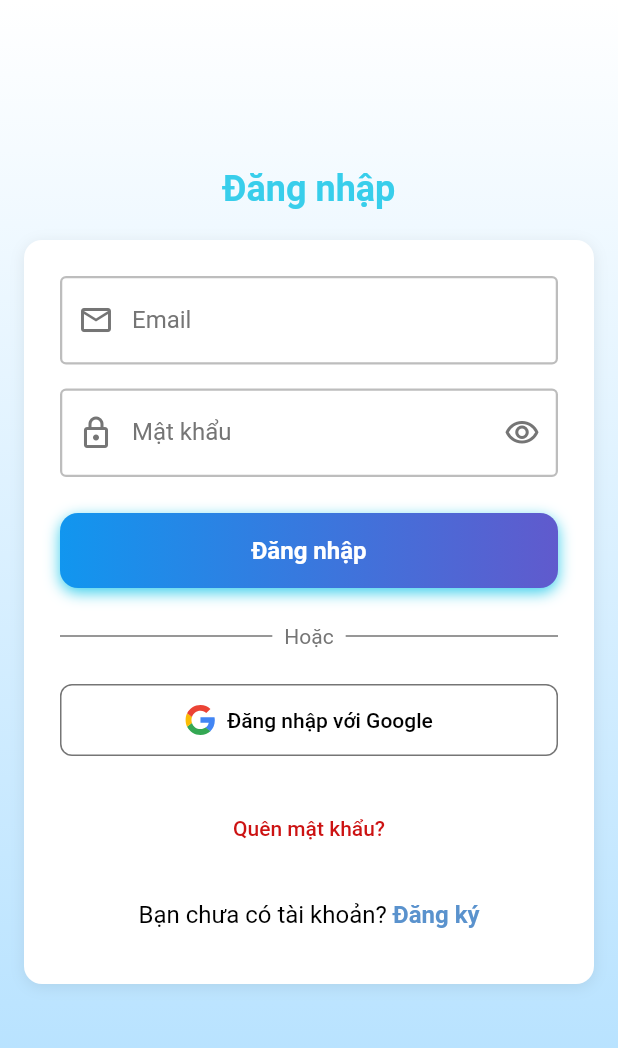
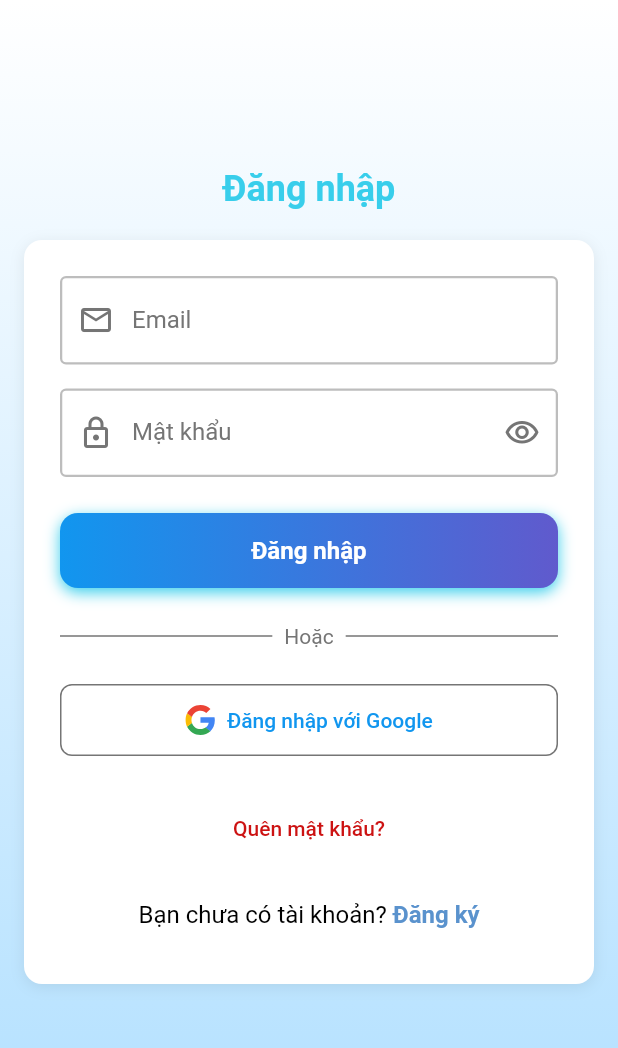
Before and after one commit to Nhom-LTTBDD/EnGoApp, a Flutter app: the screen it shows after launch, after a tap on "Get Started", on a phone screen of 412 x 824 dp, the part 84-1132 px from its top. Run offline on Flutter 3.47's test engine with Material 3 defaults, Android fonts, the phone set to English and light mode, and no system bars; our stand-ins replace audioplayers, cloud_firestore, dartz, equatable, firebase_auth, firebase_core and 7 more; missing offline and left inert: translator; accounts and stored records are empty.

Commit message:
fix các lỗi lặt vặt và lịch sử làm bài

```diff
--- a/lib/presentation/pages/auth/login_page.dart
+++ b/lib/presentation/pages/auth/login_page.dart
@@ -313,7 +313,7 @@ class _LoginPageState extends State<LoginPage> {
                       label: Text(
                         isLoading ? 'Đang xử lý...' : 'Đăng nhập với Google',
                         style: TextStyle(
-                          color: isLoading ? Colors.black87 : Colors.black,
+                          color: isLoading ? kTextPrimary : kPrimaryColor,
                         ),
                       ),
                       onPressed: isLoading ? null : _handleGoogleSignIn,
@@ -323,7 +323,7 @@ class _LoginPageState extends State<LoginPage> {
                           borderRadius: BorderRadius.circular(8),
                         ),
                         side: BorderSide(color: Colors.grey.shade600, width: 1),
-                        disabledForegroundColor: Colors.black87,
+                        disabledForegroundColor: kTextPrimary.withOpacity(0.5),
                       ),
                     ),
                   ),
--- a/lib/presentation/pages/welcome/welcome_page.dart
+++ b/lib/presentation/pages/welcome/welcome_page.dart
@@ -16,14 +16,13 @@ class WelcomePage extends StatefulWidget {
 }
 
 class _WelcomePageState extends State<WelcomePage>
-    with TickerProviderStateMixin {
-  late AnimationController _logoController;
+    with SingleTickerProviderStateMixin {
   late AnimationController _contentController;
-  late Animation<double> _logoScaleAnimation;
-  late Animation<double> _logoFadeAnimation;
-  late List<Animation<double>> _cardAnimations;
+  late List<Animation<double>> _cardSlideAnimations;
   late Animation<Offset> _buttonSlideAnimation;
   late Animation<double> _buttonFadeAnimation;
+  bool _isImageCached = false;
+  bool _hasPreCached = false;
 
   @override
   void initState() {
@@ -31,41 +30,48 @@ class _WelcomePageState extends State<WelcomePage>
     _initAnimations();
   }
 
+  @override
+  void didChangeDependencies() {
+    super.didChangeDependencies();
+    // Precache chỉ 1 lần
+    if (!_hasPreCached) {
+      _hasPreCached = true;
+      _precacheAssets();
+    }
+  }
+
+  Future<void> _precacheAssets() async {
+    // Precache background image - context đã available
+    await precacheImage(const AssetImage(kBackgroundJpg), context);
+    if (mounted) {
+      setState(() {
+        _isImageCached = true;
+      });
+      // Start animation sau khi image cached
+      if (!_contentController.isAnimating) {
+        _contentController.forward();
+      }
+    }
+  }
+
   void _initAnimations() {
-    // Logo animation - Giảm duration để mượt hơn
-    _logoController = AnimationController(
-      duration: const Duration(milliseconds: 600),
+    // Content animation - giảm duration để giảm load
+    _contentController = AnimationController(
+      duration: const Duration(milliseconds: 700),
       vsync: this,
     );
 
-    _logoScaleAnimation = Tween<double>(
-      begin: 0.5,
-      end: 1.0,
-    ).animate(CurvedAnimation(parent: _logoController, curve: Curves.easeOut));
-
-    _logoFadeAnimation = Tween<double>(begin: 0.0, end: 1.0).animate(
-      CurvedAnimation(
-        parent: _logoController,
-        curve: const Interval(0.0, 0.6, curve: Curves.easeIn),
-      ),
-    );
-
-    // Content animation - Giảm duration để mượt hơn
-    _contentController = AnimationController(
-      duration: const Duration(milliseconds: 800),
-      vsync: this,
-    );
-
-    // Staggered card animations
-    _cardAnimations = List.generate(
+    // Card slide animations - giảm số lượng animation frame
+    _cardSlideAnimations = List.generate(
       3,
       (index) => Tween<double>(begin: 0.0, end: 1.0).animate(
         CurvedAnimation(
           parent: _contentController,
           curve: Interval(
-            0.2 + (index * 0.15),
+            index * 0.2,
             0.5 + (index * 0.15),
-            curve: Curves.easeOutCubic,
+            curve: Curves
+                .easeOut, // Thay Curves.easeOutCubic bằng easeOut để mượt hơn
           ),
         ),
       ),
@@ -73,7 +79,7 @@ class _WelcomePageState extends State<WelcomePage>
 
     // Button animation
     _buttonSlideAnimation =
-        Tween<Offset>(begin: const Offset(0, 0.5), end: Offset.zero).animate(
+        Tween<Offset>(begin: const Offset(0, 0.3), end: Offset.zero).animate(
           CurvedAnimation(
             parent: _contentController,
             curve: const Interval(0.7, 1.0, curve: Curves.easeOut),
@@ -87,24 +93,11 @@ class _WelcomePageState extends State<WelcomePage>
       ),
     );
 
-    // Start animations
-    _logoController.forward().then((_) {
-      _contentController.forward();
-    });
-  }
-
-  @override
-  void didChangeDependencies() {
-    super.didChangeDependencies();
-    // Precache images ASYNC để không block UI
-    Future.microtask(() {
-      precacheImage(const AssetImage(kBackgroundJpg), context);
-    });
+    // Start animation CHỈ sau khi image cached (được trigger trong _precacheAssets)
   }
 
   @override
   void dispose() {
-    _logoController.dispose();
     _contentController.dispose();
     super.dispose();
   }
@@ -121,13 +114,15 @@ class _WelcomePageState extends State<WelcomePage>
         child: Container(
           width: double.infinity,
           height: double.infinity,
-          decoration: const BoxDecoration(
+          decoration: _isImageCached
+              ? const BoxDecoration(
                   image: DecorationImage(
                     image: AssetImage(kBackgroundJpg),
                     fit: BoxFit.cover,
-              filterQuality: FilterQuality.low,
+                    filterQuality: FilterQuality.medium,
                   ),
-          ),
+                )
+              : const BoxDecoration(color: Color(0xFFE3F2FD)),
           child: SafeArea(
             child: SingleChildScrollView(
               physics: const ClampingScrollPhysics(),
@@ -149,57 +144,49 @@ class _WelcomePageState extends State<WelcomePage>
                       mainAxisAlignment: MainAxisAlignment.center,
                       children: [
                         const SizedBox(height: 40),
-                        // Animated Logo
-                        AnimatedBuilder(
-                          animation: _logoController,
-                          builder: (context, child) {
-                            return FadeTransition(
-                              opacity: _logoFadeAnimation,
-                              child: ScaleTransition(
-                                scale: _logoScaleAnimation,
-                                child: RepaintBoundary(
+                        // Logo - hiển thị ngay không animation
+                        RepaintBoundary(
                           child: Hero(
                             tag: 'app_logo',
                             child: SvgPicture.asset(
                               kIconBirdWelcome,
-                                      width: 150,
-                                      height: 150,
+                              width: 120,
+                              height: 120,
+                              placeholderBuilder: (context) => const SizedBox(
+                                width: 120,
+                                height: 120,
+                                child: Center(
+                                  child: CircularProgressIndicator(
+                                    strokeWidth: 2,
                                   ),
                                 ),
                               ),
                             ),
-                            );
-                          },
+                          ),
                         ),
                         const SizedBox(height: 20),
-                        // Title with fade
-                        FadeTransition(
-                          opacity: _logoFadeAnimation,
-                          child: const Column(
+                        // Title - hiển thị ngay
+                        const Column(
                           children: [
                             Text('Welcome to EnGo App!', style: kH1),
                             SizedBox(height: 10),
                             Text('Unlock your English power', style: kH1),
                           ],
                         ),
-                        ),
                         const SizedBox(height: 30),
-                        // Feature Cards with staggered animation
+                        // Feature Cards with staggered progress animation
                         _buildFeatureCard(
-                          animation: _cardAnimations[0],
-
+                          animation: _cardSlideAnimations[0],
                           text: 'Chinh phục IELTS/TOEIC dễ dàng',
                         ),
                         const SizedBox(height: 12),
                         _buildFeatureCard(
-                          animation: _cardAnimations[1],
-
+                          animation: _cardSlideAnimations[1],
                           text: 'Flashcard và quiz giúp ghi nhớ nhanh',
                         ),
                         const SizedBox(height: 12),
                         _buildFeatureCard(
-                          animation: _cardAnimations[2],
-
+                          animation: _cardSlideAnimations[2],
                           text: 'Tổng hợp ngữ pháp đầy đủ và dễ hiểu',
                         ),
                         const SizedBox(height: 40),
@@ -228,22 +215,38 @@ class _WelcomePageState extends State<WelcomePage>
     required Animation<double> animation,
     required String text,
   }) {
-    return AnimatedBuilder(
+    return RepaintBoundary(
+      child: AnimatedBuilder(
         animation: animation,
         builder: (context, child) {
-        return Transform.translate(
-          offset: Offset(0, 20 * (1 - animation.value)),
-          child: Opacity(opacity: animation.value, child: child),
+          final progress = animation.value.clamp(0.0, 1.0);
+          if (progress == 0.0) {
+            return const SizedBox(width: 300, height: 44);
+          }
+          return ClipRRect(
+            borderRadius: BorderRadius.circular(10),
+            child: Align(
+              alignment: Alignment.centerLeft,
+              widthFactor: progress,
+              child: child,
+            ),
           );
         },
         child: Container(
           width: 300,
-        padding: const EdgeInsets.all(12),
+          padding: const EdgeInsets.symmetric(vertical: 10, horizontal: 12),
           decoration: BoxDecoration(
             color: Colors.white,
             borderRadius: BorderRadius.circular(10),
           ),
-        child: Text(text, style: kBodyEmphasized, textAlign: TextAlign.center),
+          child: Text(
+            text,
+            style: kBodyEmphasized,
+            textAlign: TextAlign.center,
+            maxLines: 1,
+            overflow: TextOverflow.ellipsis,
+          ),
+        ),
       ),
     );
   }
```
Also changed, not shown: lib/presentation/pages/auth/forgot_password_page.dart (+5 -5 lines), lib/presentation/pages/vocabulary/flashcard_page.dart (+17 -0 lines), lib/presentation/widgets/flashcard/flashcard_swipe_card.dart (+8 -0 lines), lib/presentation/widgets/vocabulary_menu_item.dart (+7 -6 lines). Lines whose indentation alone changed are shown as unchanged.
